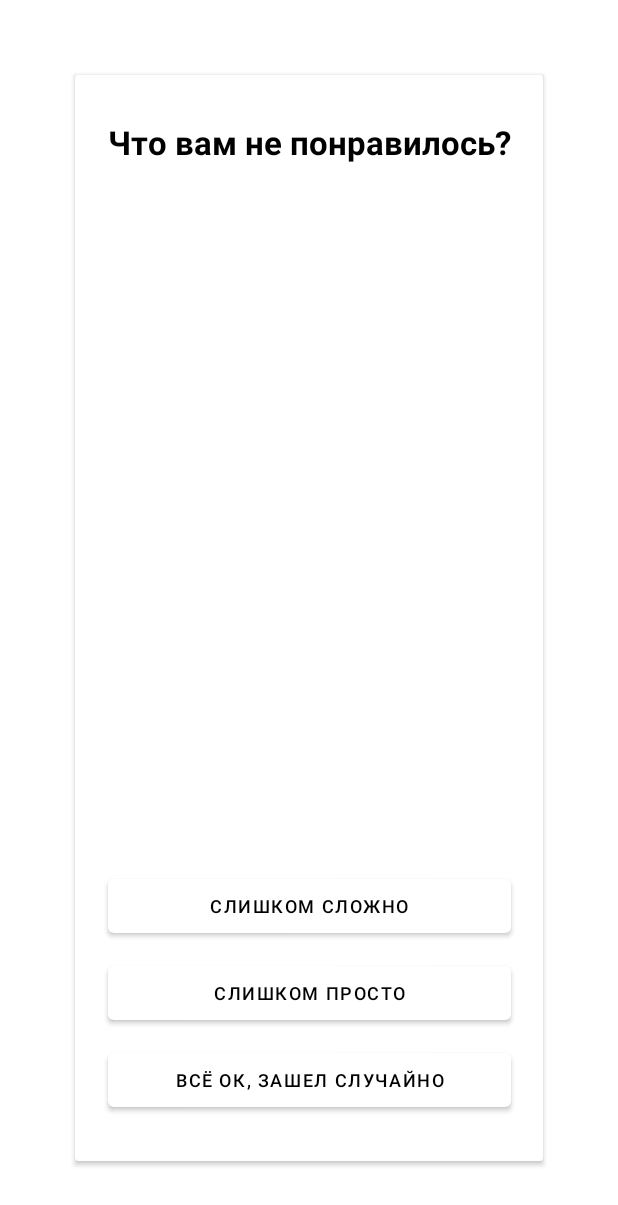
After one commit to Evgen1994-McD/FitnessApp, an Android app built with Jetpack Compose: the layout after_training_dialogue.xml on its own in the app's theme, with its tools: preview values and no code run, on a phone screen of 412 x 824 dp. The commit adds this screen. Shown: the top 1205 px of the screen. Run offline under Robolectric (Android 15) with nearby library versions, the phone set to English and light mode, and no system bars.

Commit message:
Не раксрывается диалог

```diff
--- /dev/null
+++ b/app/src/main/res/layout/after_training_dialogue.xml
@@ -0,0 +1,74 @@
+<?xml version="1.0" encoding="utf-8"?>
+<androidx.constraintlayout.widget.ConstraintLayout xmlns:android="http://schemas.android.com/apk/res/android"
+    xmlns:app="http://schemas.android.com/apk/res-auto"
+    xmlns:tools="http://schemas.android.com/tools"
+    android:layout_width="match_parent"
+             android:layout_height="match_parent">
+
+
+    <androidx.cardview.widget.CardView
+        android:layout_width="0dp"
+        android:layout_height="0dp"
+        android:layout_margin="50dp"
+        app:layout_constraintBottom_toBottomOf="parent"
+        app:layout_constraintEnd_toEndOf="parent"
+        app:layout_constraintStart_toStartOf="parent"
+        app:layout_constraintTop_toTopOf="parent">
+
+        <androidx.constraintlayout.widget.ConstraintLayout
+            android:layout_width="match_parent"
+            android:layout_height="match_parent">
+
+            <Button
+                android:id="@+id/btSoHard"
+                android:layout_width="0dp"
+                android:layout_height="wrap_content"
+                android:layout_marginBottom="10dp"
+                android:text="Слишком сложно"
+                android:textColor="@color/black"
+                android:textSize="12sp"
+                app:layout_constraintBottom_toTopOf="@+id/btSoEasy"
+                app:layout_constraintEnd_toEndOf="@+id/textView7"
+                app:layout_constraintStart_toStartOf="@+id/textView7" />
+
+            <Button
+                android:id="@+id/btIsNothing"
+                android:layout_width="0dp"
+                android:layout_height="wrap_content"
+                android:layout_marginBottom="30dp"
+                android:text="Всё Ок, зашел случайно"
+                android:textColor="@color/black"
+                android:textSize="12sp"
+                app:layout_constraintBottom_toBottomOf="parent"
+                app:layout_constraintEnd_toEndOf="@+id/textView7"
+                app:layout_constraintStart_toStartOf="@+id/textView7" />
+
+            <TextView
+                android:id="@+id/textView7"
+                android:layout_width="wrap_content"
+                android:layout_height="wrap_content"
+                android:layout_marginTop="30dp"
+                android:text="Что вам не понравилось?"
+                android:textColor="@color/black"
+                android:textSize="22sp"
+                android:textStyle="bold"
+                app:layout_constraintEnd_toEndOf="parent"
+                app:layout_constraintStart_toStartOf="parent"
+                app:layout_constraintTop_toTopOf="parent" />
+
+            <Button
+                android:id="@+id/btSoEasy"
+                android:layout_width="0dp"
+                android:layout_height="wrap_content"
+                android:layout_marginBottom="10dp"
+                android:text="Слишком Просто"
+                android:textColor="@color/black"
+                android:textSize="12sp"
+                app:layout_constraintBottom_toTopOf="@+id/btIsNothing"
+                app:layout_constraintEnd_toEndOf="@+id/textView7"
+                app:layout_constraintStart_toStartOf="@+id/textView7" />
+        </androidx.constraintlayout.widget.ConstraintLayout>
+
+    </androidx.cardview.widget.CardView>
+
+</androidx.constraintlayout.widget.ConstraintLayout>
--- a/app/src/main/res/layout/finish.xml
+++ b/app/src/main/res/layout/finish.xml
@@ -257,7 +257,7 @@
                         app:srcCompat="@drawable/ic_happy" />
 
                     <ImageView
-                        android:id="@+id/bad"
+                        android:id="@+id/btIsBad"
                         android:layout_width="40dp"
                         android:layout_height="40dp"
                         android:layout_marginTop="10dp"
```
Also changed, not shown: app/src/main/java/com/example/fitnessapp/statistic/ui/DaysFinishFragment.kt (+14 -0 lines), app/src/main/java/com/example/fitnessapp/utils/DialogManager.kt (+42 -0 lines).
